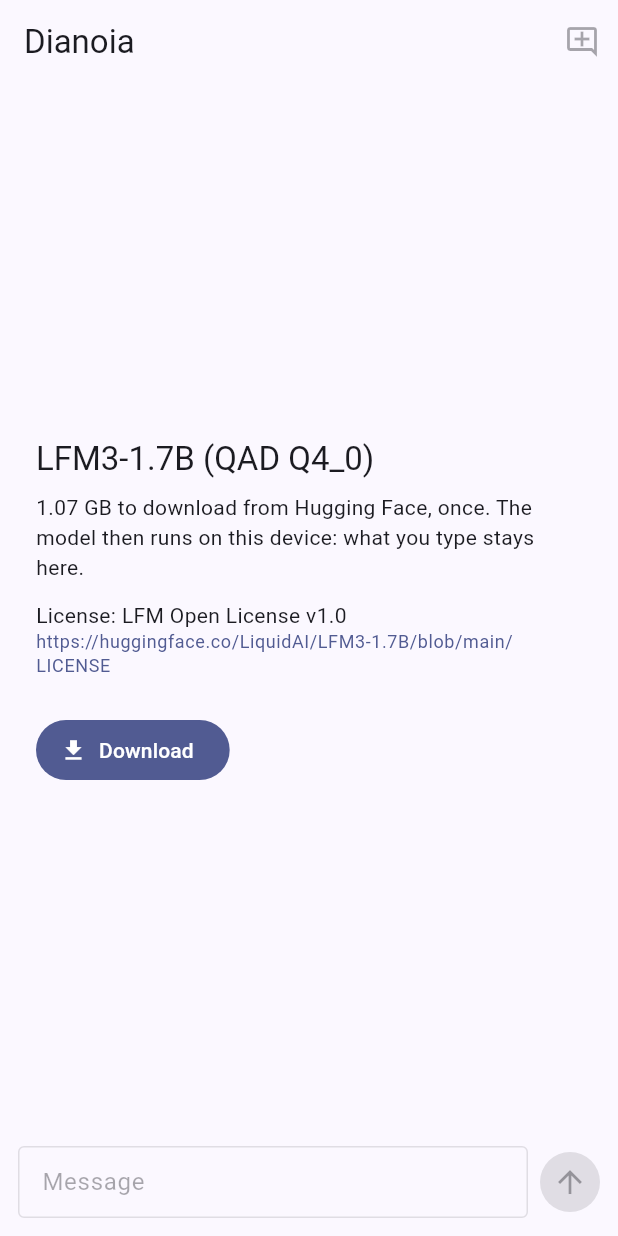
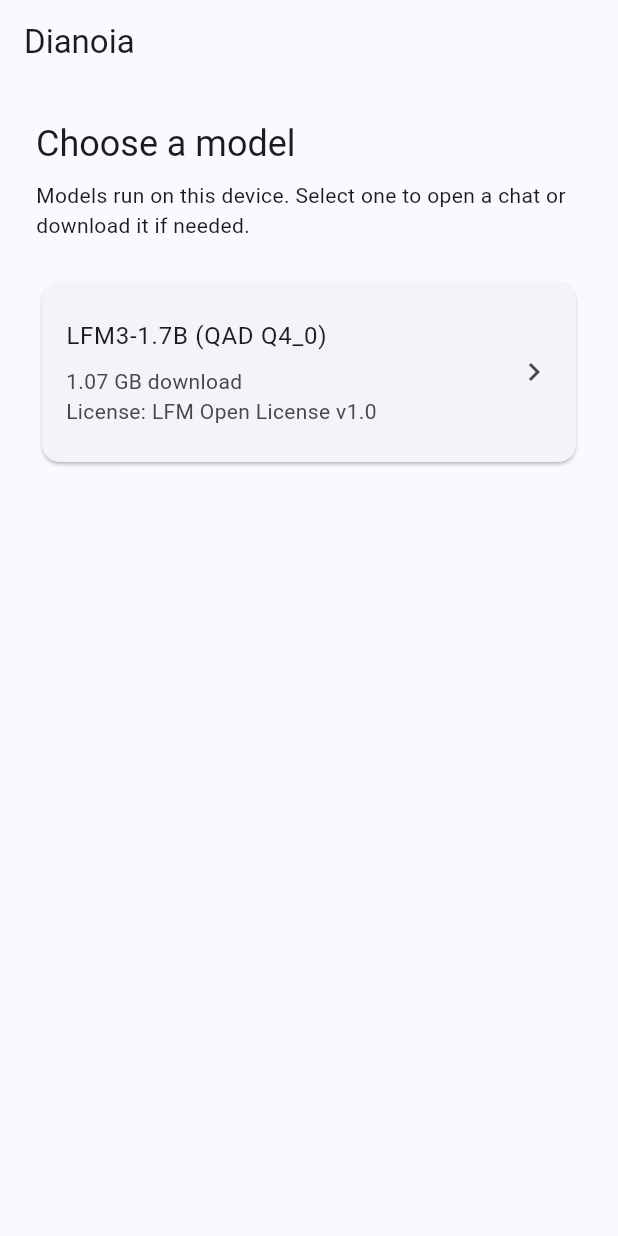
Before and after one commit to Atrac613/dianoia, a Flutter app: the screen it shows after launch, on a phone screen of 412 x 824 dp. Run offline on Flutter 3.47's test engine with Material 3 defaults, Android fonts, the phone set to English and light mode, and no system bars; missing offline and left inert: dart:ffi.

Commit message:
feat: add model selection to the example app

```diff
--- a/example/lib/main.dart
+++ b/example/lib/main.dart
@@ -1,37 +1,17 @@
-/// A simple chat with LFM3, run on this device by dianoia.
+/// A simple chat with an on-device model selected at launch.
 ///
-/// The model bundle (`LFM3-1.7B-QAD-Q4`, written by `dianoia import-gguf`)
-/// goes into the app's documents; see README.md.
+/// Model bundles can be downloaded in the app or copied into the app's
+/// documents; see README.md.
 library;
 
 import 'package:flutter/material.dart';
 
-import 'src/chat_controller.dart';
-import 'src/chat_page.dart';
+import 'src/model_selection_page.dart';
 
 void main() => runApp(const DianoiaExampleApp());
 
-class DianoiaExampleApp extends StatefulWidget {
+class DianoiaExampleApp extends StatelessWidget {
   const DianoiaExampleApp({super.key});
-
-  @override
-  State<DianoiaExampleApp> createState() => _DianoiaExampleAppState();
-}
-
-class _DianoiaExampleAppState extends State<DianoiaExampleApp> {
-  final _chat = ChatController();
-
-  @override
-  void initState() {
-    super.initState();
-    _chat.start();
-  }
-
-  @override
-  void dispose() {
-    _chat.dispose();
-    super.dispose();
-  }
 
   @override
   Widget build(BuildContext context) => MaterialApp(
@@ -41,6 +21,6 @@
       colorSchemeSeed: Colors.indigo,
       brightness: Brightness.dark,
     ),
-    home: ChatPage(controller: _chat),
+    home: const ModelSelectionPage(),
   );
 }
--- a/example/lib/src/chat_page.dart
+++ b/example/lib/src/chat_page.dart
@@ -52,7 +52,9 @@
     builder: (context, _) => Scaffold(
       appBar: AppBar(
         title: Text(
-          _chat.backend == null ? 'Dianoia' : 'LFM3 · ${_chat.backend}',
+          _chat.backend == null
+              ? _chat.model.name
+              : '${_chat.model.name} · ${_chat.backend}',
         ),
         actions: [
           IconButton(
--- a/example/lib/src/chat_protocol.dart
+++ b/example/lib/src/chat_protocol.dart
@@ -58,6 +58,11 @@
 /// Stops the download; a later [InstallModel] resumes it.
 final class CancelInstall extends ChatCommand {
   const CancelInstall();
+}
+
+/// Stops pending work and releases the model before the worker exits.
+final class CloseWorker extends ChatCommand {
+  const CloseWorker();
 }
 
 // Worker to UI.
--- /dev/null
+++ b/example/lib/src/model_selection_page.dart
@@ -0,0 +1,89 @@
+import 'package:dianoia/dianoia.dart';
+import 'package:flutter/material.dart';
+
+import 'chat_controller.dart';
+import 'chat_page.dart';
+
+/// The models supported by the example, before any worker is started.
+class ModelSelectionPage extends StatelessWidget {
+  const ModelSelectionPage({super.key});
+
+  static const models = [ModelSpec.lfm3Q4];
+
+  @override
+  Widget build(BuildContext context) => Scaffold(
+    appBar: AppBar(title: const Text('Dianoia')),
+    body: SafeArea(
+      child: Center(
+        child: ConstrainedBox(
+          constraints: const BoxConstraints(maxWidth: 640),
+          child: ListView(
+            padding: const EdgeInsets.all(24),
+            children: [
+              Text(
+                'Choose a model',
+                style: Theme.of(context).textTheme.headlineSmall,
+              ),
+              const SizedBox(height: 8),
+              const Text(
+                'Models run on this device. Select one to open a chat or '
+                'download it if needed.',
+              ),
+              const SizedBox(height: 24),
+              for (final model in models)
+                Card(
+                  clipBehavior: Clip.antiAlias,
+                  child: ListTile(
+                    contentPadding: const EdgeInsets.all(16),
+                    title: Text(model.name),
+                    subtitle: Padding(
+                      padding: const EdgeInsets.only(top: 8),
+                      child: Text(
+                        '${(model.downloadBytes / 1e9).toStringAsFixed(2)} GB download\n'
+                        'License: ${model.license}',
+                      ),
+                    ),
+                    trailing: const Icon(Icons.chevron_right),
+                    onTap: () => Navigator.of(context).push(
+                      MaterialPageRoute<void>(
+                        builder: (_) => ModelChatPage(model: model),
+                      ),
+                    ),
+                  ),
+                ),
+            ],
+          ),
+        ),
+      ),
+    ),
+  );
+}
+
+/// Owns the worker for one visit to a model's chat.
+class ModelChatPage extends StatefulWidget {
+  const ModelChatPage({super.key, required this.model});
+
+  final ModelSpec model;
+
+  @override
+  State<ModelChatPage> createState() => _ModelChatPageState();
+}
+
+class _ModelChatPageState extends State<ModelChatPage> {
+  late final _chat = ChatController(model: widget.model);
+
+  @override
+  void initState() {
+    super.initState();
+    _chat.start();
+  }
+
+  @override
+  void dispose() {
+    _chat.dispose();
+    super.dispose();
+  }
+
+  @override
+  Widget build(BuildContext context) => ChatPage(controller: _chat);
+}
```
Also changed, not shown: example/lib/src/chat_controller.dart (+39 -9 lines), example/lib/src/chat_worker.dart (+38 -18 lines), 3 other files.
